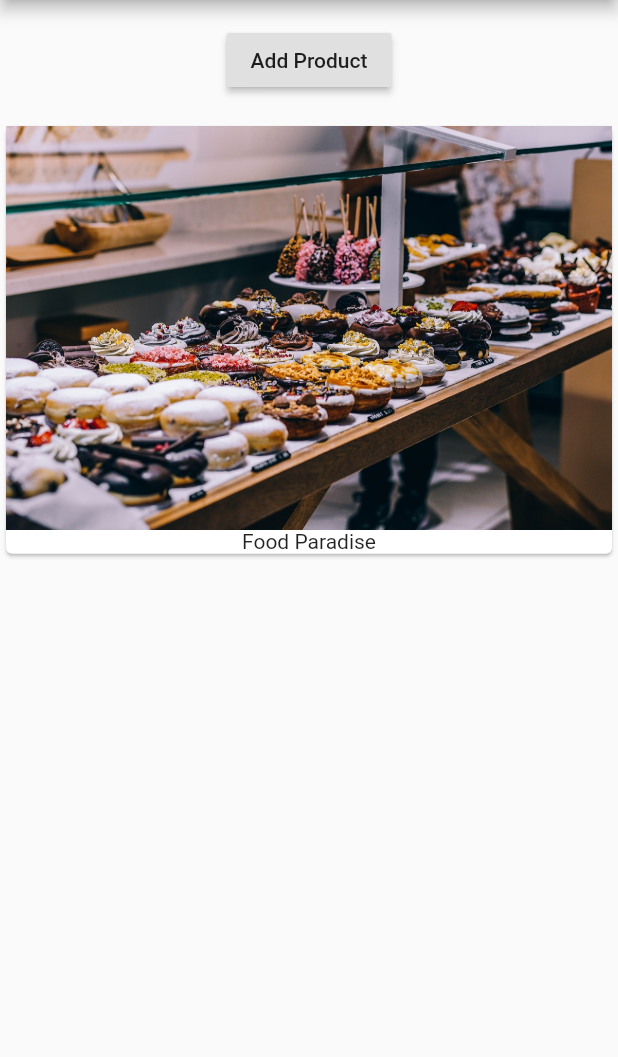
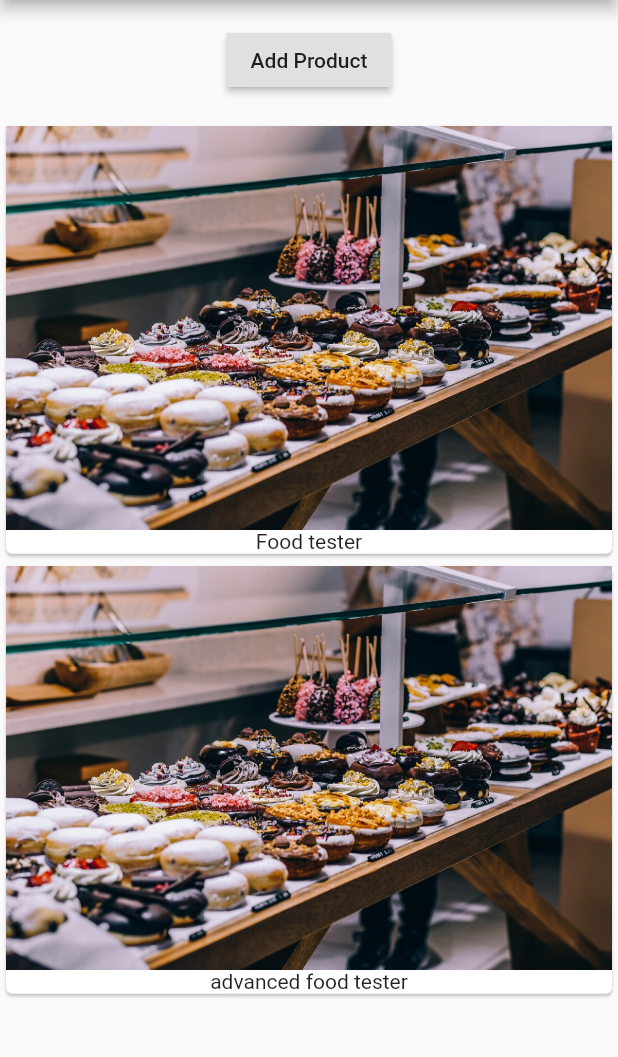
Before and after one commit to DanielReyesDev/FlutterUdemyCourse, a Flutter app: the screen it shows after launch, after a tap on "Add Product", on a phone screen of 412 x 824 dp, the part 84-1141 px from its top. Run offline on Flutter 3.47's test engine with Material 2 defaults, Android fonts, the phone set to English and light mode, and no system bars.

```diff
--- a/lib/main.dart
+++ b/lib/main.dart
@@ -1,45 +1,18 @@
 import 'package:flutter/material.dart';
+import './product_manager.dart';
 
 void main() => runApp(MyApp());
 
-class MyApp extends StatefulWidget {
-  @override
-    State<StatefulWidget> createState() {
-      return _MyAppState();
-    }
-}
-
-class _MyAppState extends State<MyApp> {
-  List products;
-
+class MyApp extends StatelessWidget {
   @override
     Widget build(BuildContext context) {
+      // TODO: implement build
       return MaterialApp(
           home: Scaffold(
             appBar: AppBar(
               title: Text("Easylist"),
             ),
-        body: Column(
-          children: <Widget>[
-            Container(
-              margin: EdgeInsets.all(16.0),
-              child: RaisedButton(
-                  onPressed: (){
-
-                  },
-                  child: Text("Add Product"),
-                ),
-            ),
-            Card(
-              child: Column(
-              children: <Widget>[
-                  Image.asset('assets/food.jpg'),
-                  Text("Food Paradise")
-                ],
-              ),
-            ),
-          ],
-        ),
+            body: ProductManager("Food tester"),
           ),
         );
     }
--- /dev/null
+++ b/lib/product_manager.dart
@@ -0,0 +1,49 @@
+import 'package:flutter/material.dart';
+import './products.dart';
+
+class ProductManager extends StatefulWidget {
+
+  final String startingProduct;
+
+  ProductManager(this.startingProduct);
+
+  @override
+    State<StatefulWidget> createState() {
+      return _ProductManagerState();
+    }
+}
+
+class _ProductManagerState extends State<ProductManager> {
+
+  List<String> _products = [];
+
+
+  @override
+  void initState() {
+    _products.add(widget.startingProduct); // It only can be used
+    super.initState();
+  }
+
+
+  @override
+    Widget build(BuildContext context) {
+      print("🛑 products:");
+      print(_products);
+      return Column(
+        children: <Widget>[
+           Container(
+              margin: EdgeInsets.all(16.0),
+              child: RaisedButton(
+                  onPressed: (){
+                    setState(() {
+                      _products.add("advanced food tester");
+                    });
+                  },
+                  child: Text("Add Product"),
+                ),
+            ),
+            Products(this._products),
+        ],
+      );
+    }
+}
--- /dev/null
+++ b/lib/products.dart
@@ -0,0 +1,28 @@
+import 'package:flutter/material.dart';
+
+
+class Products extends StatelessWidget {
+
+  final List<String> products; //Because of is a StateLessWidget
+
+  Products(this.products);
+
+  @override
+    Widget build(BuildContext context) {
+      // TODO: implement build
+      print("🛑 products:");
+      print(products);
+
+      return Column(
+              children: products
+                .map( (product) => Card(
+                  child: Column(
+                    children: <Widget>[
+                      Image.asset('assets/food.jpg'),
+                      Text(product)
+                    ],
+                  ),
+                )).toList(),
+              );
+    }
+}
--- a/lib/ui/home/home_page.dart
+++ /dev/null
@@ -1,12 +0,0 @@
-import 'package:flutter/material.dart';
-
-
-class HomePage extends StatelessWidget {
-
-  @override
-  Widget build(BuildContext context) {
-    return new Scaffold(
-      body: new Text("hello"),
-    );
-  }
-}
```
Lines whose indentation alone changed are shown as unchanged.
